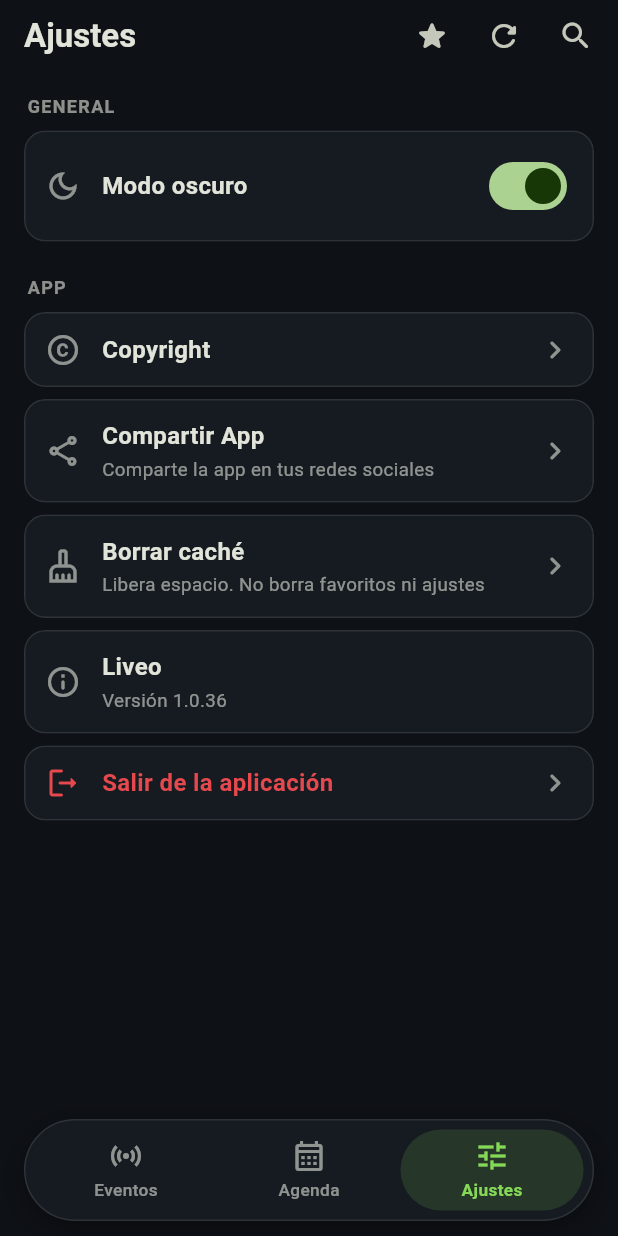
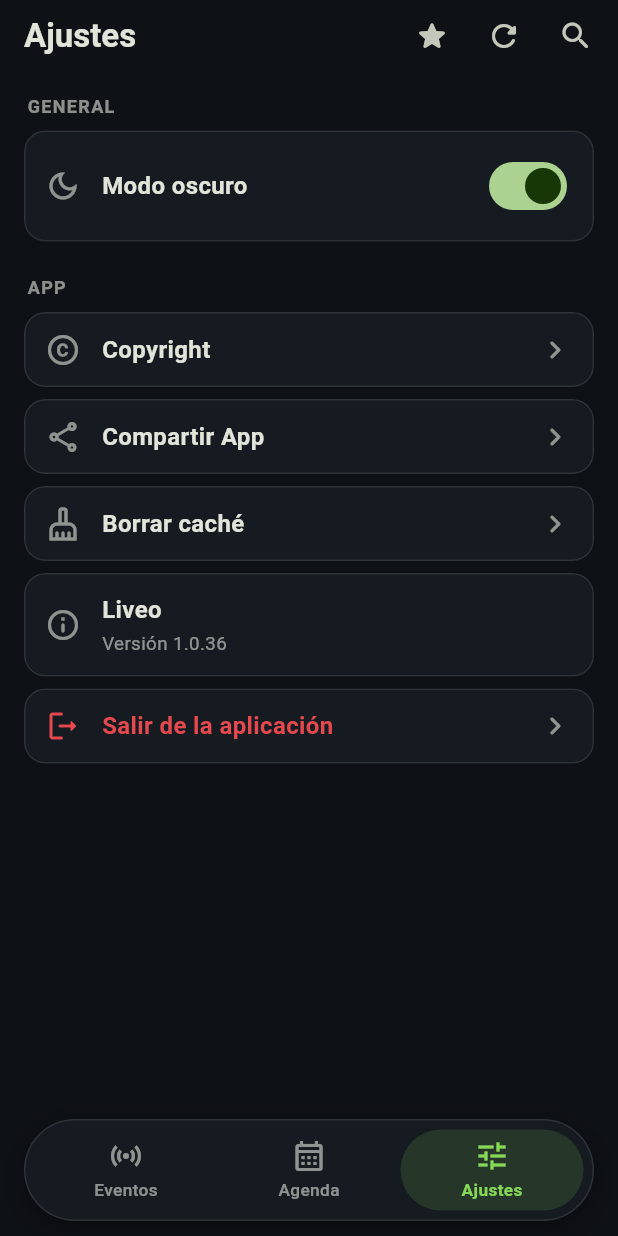
Before and after one commit to danel77515-lang/Liveo-App, a Flutter app: the screen it shows after launch, item 3 of the bottom bar chosen, on a phone screen of 412 x 824 dp. Run offline on Flutter 3.47's test engine with Material 3 defaults, Android fonts, the phone set to English and light mode, and no system bars; our stand-ins replace cached_network_image, flutter_cache_manager, flutter_svg, share_plus, shared_preferences, video_player and 1 more; missing offline and left inert: flutter_chrome_cast; network calls fail.

Commit message:
Add files via upload

```diff
--- a/app/lib/main.dart
+++ b/app/lib/main.dart
@@ -3423,13 +3423,11 @@ class _SettingsPageState extends State<SettingsPage> {
         _SettingsCard(
           icon: Icons.share_outlined,
           title: 'Compartir App',
-          subtitle: 'Comparte la app en tus redes sociales',
           onTap: _share,
         ),
         _SettingsCard(
           icon: Icons.cleaning_services_outlined,
           title: 'Borrar caché',
-          subtitle: 'Libera espacio. No borra favoritos ni ajustes',
           onTap: _clearCache,
         ),
         const _SettingsCard(
```
